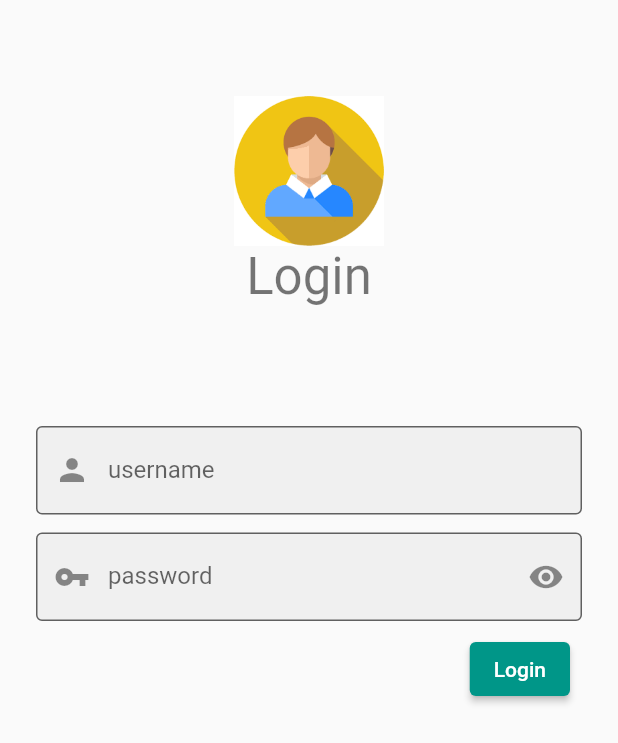
After one commit to omer358/Login-Flutter-App, a Flutter app: the screen it shows after launch, on a phone screen of 412 x 824 dp. The commit adds this screen. Shown: the top 743 px of the screen. Run offline on Flutter 3.47's test engine with Material 2 defaults, Android fonts, the phone set to English and light mode, and no system bars.

Commit message:
seprate the login route

```diff
--- /dev/null
+++ b/lib/screens/login.dart
@@ -0,0 +1,103 @@
+import 'package:flutter/material.dart';
+
+class LoginApp extends StatelessWidget {
+  const LoginApp({Key? key}) : super(key: key);
+
+  @override
+  Widget build(BuildContext context) {
+    return MaterialApp(
+      title: "Login App",
+      theme: ThemeData(primarySwatch: Colors.teal),
+      darkTheme: ThemeData.dark(),
+      home: const LoginRoute(),
+    );
+  }
+}
+
+class LoginRoute extends StatefulWidget {
+  const LoginRoute({Key? key}) : super(key: key);
+
+  @override
+  _LoginRouteState createState() => _LoginRouteState();
+}
+
+class _LoginRouteState extends State<LoginRoute> {
+  bool _IsVisiable = false;
+  @override
+  Widget build(BuildContext context) {
+    return Scaffold(
+      body: SafeArea(
+        child: ListView(
+          padding: const EdgeInsets.symmetric(horizontal: 24.0),
+          children: [
+            const SizedBox(height: 64.0),
+            Column(
+              children: [
+                Center(
+                  child: Image.asset(
+                    'assets/images/login.png',
+                    width: 100,
+                    height: 100,
+                    fit: BoxFit.contain,
+                  ),
+                ),
+                Center(
+                  child: Text(
+                    "Login",
+                    textAlign: TextAlign.center,
+                    style: Theme.of(context).textTheme.headline4,
+                  ),
+                ),
+              ],
+            ),
+            const SizedBox(height: 80),
+            const TextField(
+              decoration: InputDecoration(
+                border: OutlineInputBorder(),
+                prefixIcon: Icon(Icons.person),
+                filled: true,
+                labelText: "username",
+              ),
+            ),
+            const SizedBox(
+              height: 12.0,
+            ),
+            TextField(
+              decoration: InputDecoration(
+                border: const OutlineInputBorder(),
+                prefixIcon: const Icon(Icons.vpn_key),
+                suffixIcon: IconButton(
+                    icon: (_IsVisiable
+                        ? const Icon(Icons.visibility_off)
+                        : const Icon(Icons.visibility)),
+                    onPressed: _togglePasswordVisibilty),
+                labelText: "password",
+                filled: true,
+              ),
+              obscureText: !_IsVisiable,
+            ),
+            ButtonBar(
+              children: [
+                ElevatedButton(
+                    child: const Text("Login"),
+                    onPressed: () {
+                      print('Hello world');
+                    }),
+              ],
+            )
+          ],
+        ),
+      ),
+    );
+  }
+
+  void _togglePasswordVisibilty() {
+    setState(() {
+      if (_IsVisiable) {
+        _IsVisiable = false;
+      } else {
+        _IsVisiable = true;
+      }
+    });
+  }
+}
```
Also changed, not shown: lib/main.dart (+2 -107 lines).
